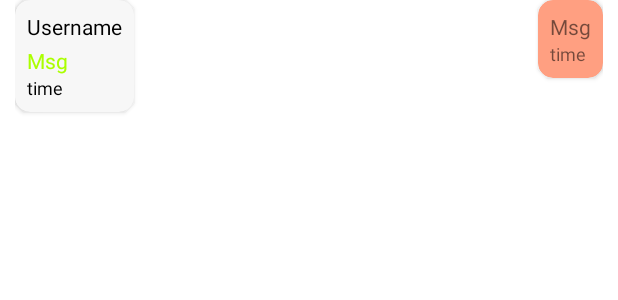
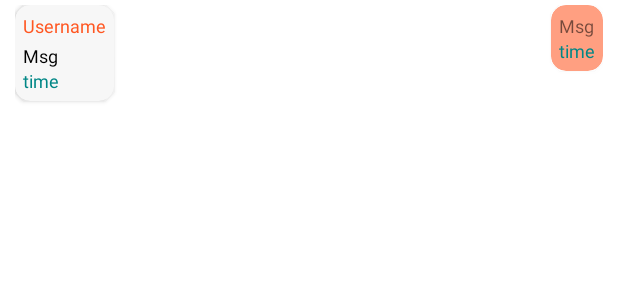
Before and after one commit to lusajo143/Real-time-chat-application-with-firebase, an Android app: the layout msg.xml on its own in the app's theme, with its tools: preview values and no code run, on a phone screen of 412 x 824 dp. Shown: the top 300 px of the screen. Run offline under Robolectric (Android 15) with nearby library versions, the phone set to English and light mode, and no system bars.

Commit message:
Initial commit

```diff
--- a/app/src/main/java/org/techdealers/mchat/ad_msg.java
+++ b/app/src/main/java/org/techdealers/mchat/ad_msg.java
@@ -106,6 +106,12 @@ public class ad_msg extends RecyclerView.Adapter<ad_msg.ViewHolder> {
                 holder.msg_left.setVisibility(View.VISIBLE);
                 holder.time_left.setVisibility(View.GONE);
             } else {
+
+                // Setting time
+                @SuppressLint("SimpleDateFormat")
+                SimpleDateFormat format = new SimpleDateFormat("dd MMM HH:mm");
+                holder.time_left.setText(format.format(Long.valueOf(item.getTime())));
+
                 holder.msg_left.setText(item.getMessage());
                 if (item.getImage().equals("null")) {
                     holder.image_left.setVisibility(View.GONE);
--- a/app/src/main/res/layout/activity_main.xml
+++ b/app/src/main/res/layout/activity_main.xml
@@ -74,8 +74,8 @@
         android:layout_height="wrap_content"
         android:orientation="horizontal"
         android:layout_above="@id/loading_view"
+        android:weightSum="2"
         android:visibility="gone"
-        android:weightSum="2"
         android:paddingTop="8dp"
         android:id="@+id/choose"
         >
@@ -87,7 +87,7 @@
             android:layout_marginRight="5dp"
             android:layout_height="wrap_content"
             app:cardBackgroundColor="@color/purple_700"
-            android:layout_weight="1"
+            android:layout_weight="2"
             >
             <androidx.constraintlayout.widget.ConstraintLayout
                 android:layout_width="match_parent"
@@ -107,6 +107,7 @@
         <androidx.cardview.widget.CardView
             android:layout_width="0dp"
             app:cardCornerRadius="20dp"
+            android:visibility="gone"
             android:id="@+id/card_video"
             android:layout_marginLeft="5dp"
             android:layout_marginRight="5dp"
--- a/app/src/main/res/layout/activity_phone.xml
+++ b/app/src/main/res/layout/activity_phone.xml
@@ -14,7 +14,7 @@
         app:layout_constraintTop_toTopOf="parent">
 
         <EditText
-            android:id="@+id/phone"
+            android:id="@+id/username"
             android:layout_width="match_parent"
             android:layout_height="wrap_content"
             android:hint="Username"
--- a/app/src/main/res/layout/msg.xml
+++ b/app/src/main/res/layout/msg.xml
@@ -3,6 +3,7 @@
     android:layout_width="match_parent"
     android:layout_height="wrap_content"
     android:paddingRight="10dp"
+    android:layout_marginTop="3dp"
     android:paddingLeft="10dp"
     xmlns:app="http://schemas.android.com/apk/res-auto">
 
@@ -10,7 +11,6 @@
         android:layout_width="wrap_content"
         android:layout_height="wrap_content"
         android:layout_marginBottom="3dp"
-        android:paddingBottom="5dp"
         app:cardBackgroundColor="#f7f7f7"
         android:id="@+id/card_left"
         android:layout_alignParentLeft="true"
@@ -20,7 +20,7 @@
             android:layout_width="wrap_content"
             android:layout_height="wrap_content"
             android:orientation="vertical"
-            android:padding="8dp">
+            android:padding="5dp">
 
             <TextView
                 android:id="@+id/username_msg"
@@ -28,7 +28,8 @@
                 android:layout_height="wrap_content"
                 android:layout_marginBottom="3dp"
                 android:text="Username"
-                android:textColor="@android:color/black" />
+                android:textColor="@color/purple_500"
+                android:textSize="@dimen/text_size" />
 
             <ImageView
                 android:id="@+id/image_left"
@@ -43,15 +44,16 @@
                 android:layout_width="wrap_content"
                 android:layout_height="wrap_content"
                 android:text="Msg"
-                android:textColor="#AAFF00" />
+                android:textColor="@color/black"
+                android:textSize="@dimen/text_size" />
 
             <TextView
                 android:id="@+id/msg_time_left"
                 android:layout_width="wrap_content"
                 android:layout_height="wrap_content"
                 android:text="time"
-                android:textColor="@android:color/black"
-                android:textSize="12dp" />
+                android:textColor="@color/teal_700"
+                android:textSize="@dimen/text_size" />
         </LinearLayout>
     </androidx.cardview.widget.CardView>
 
@@ -68,13 +70,13 @@
             android:layout_width="wrap_content"
             android:layout_height="wrap_content"
             android:orientation="vertical"
-            android:padding="8dp">
+            android:padding="5dp">
 
             <ImageView
                 android:id="@+id/image_right"
                 android:layout_width="200dp"
                 android:layout_height="200dp"
-                android:layout_marginBottom="5dp"
+                android:layout_marginBottom="2dp"
                 android:scaleType="centerCrop"
                 android:visibility="gone" />
 
@@ -82,6 +84,7 @@
                 android:id="@+id/message_txt_right"
                 android:layout_width="wrap_content"
                 android:layout_height="wrap_content"
+                android:textSize="@dimen/text_size"
                 android:text="Msg" />
 
             <TextView
@@ -89,6 +92,7 @@
                 android:layout_width="wrap_content"
                 android:layout_height="wrap_content"
                 android:text="time"
+                android:textColor="@color/teal_700"
                 android:textSize="12dp" />
 
         </LinearLayout>
--- a/app/src/main/res/values/strings.xml
+++ b/app/src/main/res/values/strings.xml
@@ -1,3 +1,4 @@
 <resources>
     <string name="app_name">Progress Chat</string>
+    <dimen name="text_size">12dp</dimen>
 </resources>
```
Also changed, not shown: app/src/main/java/org/techdealers/mchat/Phone.java (+7 -8 lines), app/src/main/java/org/techdealers/mchat/dbHelper.java (+4 -4 lines).
